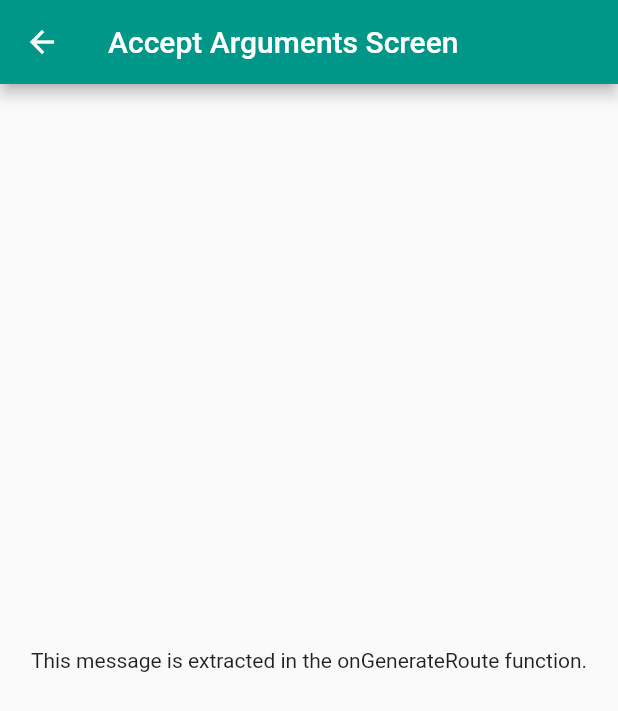
After one commit to maryam-mokded/PassArguments_NamedRoute, a Flutter app: the screen it shows after launch, after a tap on "Navigate to a named that accepts argumen", on a phone screen of 412 x 824 dp. The commit adds this screen. Shown: the top 711 px of the screen. Run offline on Flutter 3.47's test engine with Material 2 defaults, Android fonts, the phone set to English and light mode, and no system bars.

Commit message:
extract_the_arguments_using

```diff
--- a/lib/ExtractArgumentsScreen.dart
+++ b/lib/ExtractArgumentsScreen.dart
@@ -8,9 +8,7 @@ class ExtractArgumentsScreen extends StatelessWidget {
 
   @override
   Widget build(BuildContext context) {
-    // Extract the arguments from the current ModalRoute
-    // settings and cast them as ScreenArguments.
-    final args = ModalRoute.of(context)!.settings.arguments as ScreenArguments;
+     final args = ModalRoute.of(context)!.settings.arguments as ScreenArguments;
 
     return Scaffold(
       appBar: AppBar(
@@ -19,6 +17,7 @@ class ExtractArgumentsScreen extends StatelessWidget {
       body: Center(
         child: Text(args.message),
       ),
+
     );
   }
 }
--- /dev/null
+++ b/lib/PassArgumentsScreen.dart
@@ -0,0 +1,32 @@
+import 'package:flutter/material.dart';
+
+class PassArgumentsScreen extends StatelessWidget {
+  static const routeName = '/passArguments';
+
+  final String title;
+  final String message;
+
+  // This Widget accepts the arguments as constructor
+  // parameters. It does not extract the arguments from
+  // the ModalRoute.
+  //
+  // The arguments are extracted by the onGenerateRoute
+  // function provided to the MaterialApp widget.
+  const PassArgumentsScreen({
+    Key? key,
+    required this.title,
+    required this.message,
+  }) : super(key: key);
+
+  @override
+  Widget build(BuildContext context) {
+    return Scaffold(
+      appBar: AppBar(
+        title: Text(title),
+      ),
+      body: Center(
+        child: Text(message),
+      ),
+    );
+  }
+}
--- a/lib/home.dart
+++ b/lib/home.dart
@@ -1,6 +1,8 @@
 import 'package:flutter/material.dart';
 import 'ExtractArgumentsScreen.dart';
 import 'ScreenArguments.dart';
+import 'PassArgumentsScreen.dart';
+
 
 class MyHomePage extends StatelessWidget {
   const MyHomePage({Key? key, required this.title}) : super(key: key);
@@ -39,6 +41,20 @@ class MyHomePage extends StatelessWidget {
               },
               child: const Text('Navigate to screen that extracts arguments'),
             ),
+             ElevatedButton(
+              onPressed: () {
+                  Navigator.pushNamed(
+                  context,
+                  PassArgumentsScreen.routeName,
+                  arguments: ScreenArguments(
+                    'Accept Arguments Screen',
+                    'This message is extracted in the onGenerateRoute '
+                        'function.',
+                  ),
+                );
+              },
+              child: const Text('Navigate to a named that accepts arguments'),
+            ),
           ],
         ),
       ),
--- a/lib/main.dart
+++ b/lib/main.dart
@@ -1,6 +1,8 @@
 import 'package:flutter/material.dart';
 import 'ExtractArgumentsScreen.dart';
 import 'home.dart';
+import 'PassArgumentsScreen.dart';
+import 'ScreenArguments.dart';
 
 void main() {
   runApp(const MyApp());
@@ -21,6 +23,24 @@ class MyApp extends StatelessWidget {
           '/home': (BuildContext context) => const MyHomePage(title: "home"),
           ExtractArgumentsScreen.routeName: (context) => const ExtractArgumentsScreen(),
   },
+  onGenerateRoute: (settings) {
+
+    if (settings.name == PassArgumentsScreen.routeName) {
+      final args = settings.arguments as ScreenArguments;
+
+      return MaterialPageRoute(
+        builder: (context) {
+          return PassArgumentsScreen(
+            title: args.title,
+            message: args.message,
+          );
+        },
+      );
+    }
+    assert(false, 'Need to implement ${settings.name}');
+    return null;
+  },
+
     );
   }
 }
```
